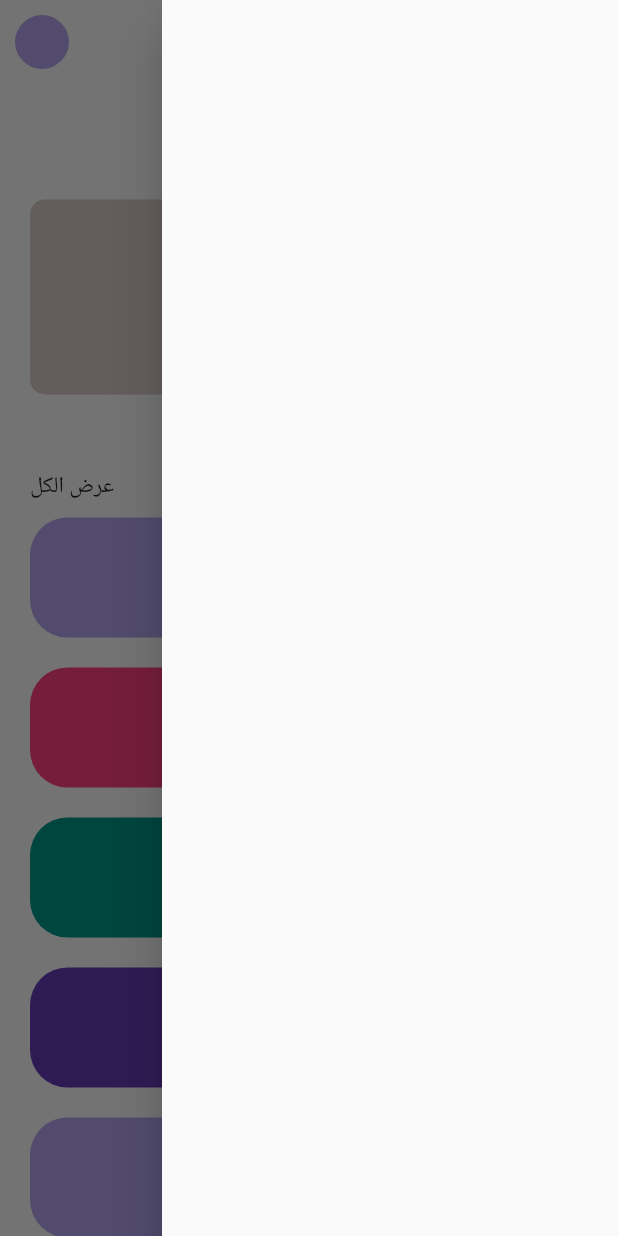
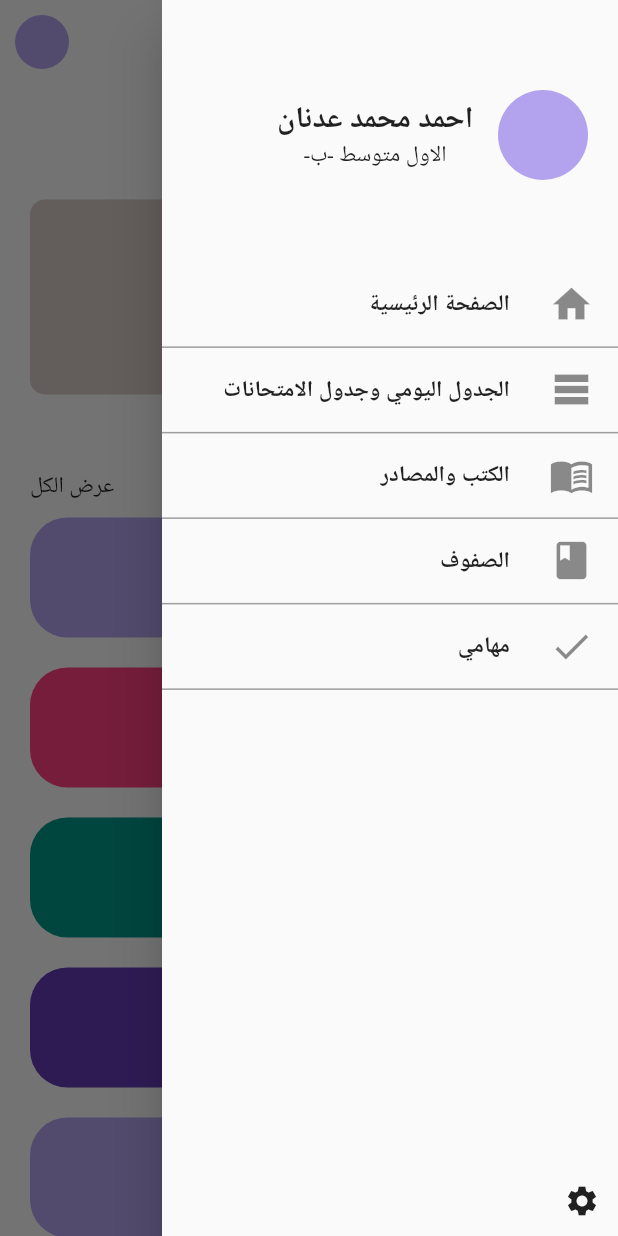
Before and after one commit to ShahadJawad/School-Management-System-Fluter, a Flutter app: the Home screen opened directly, with the side drawer open, on a phone screen of 412 x 824 dp. Run offline on Flutter 3.47's test engine with Material 2 defaults, Android fonts, the phone set to English and light mode, and no system bars; our stand-ins replace animated_text_kit.

Commit message:
home_drawer

```diff
--- a/lib/pagess/Home_page.dart
+++ b/lib/pagess/Home_page.dart
@@ -1,6 +1,7 @@
 import 'package:flutter/material.dart';
 import 'package:grad_projct/constant.dart';
 import 'package:grad_projct/lists/colorList.dart';
+import 'package:grad_projct/widgets/homeDrawer.dart';
 
 
 class Home extends StatefulWidget {
@@ -32,7 +33,9 @@ class _HomeState extends State<Home> {
          backgroundColor: Colors.white10,
          elevation: 0,
       ),
-      drawer: const Drawer(),
+      drawer: const Drawer(
+        child: HomeDrawer(),
+      ),
       body: Padding(
         padding: EdgeInsets.symmetric(horizontal: 10),
           child:Column(
--- /dev/null
+++ b/lib/widgets/homeDrawer.dart
@@ -0,0 +1,124 @@
+import 'package:flutter/material.dart';
+import 'package:grad_projct/lists/colorList.dart';
+import 'package:grad_projct/constant.dart';
+
+class HomeDrawer extends StatelessWidget {
+  const HomeDrawer({super.key});
+
+  @override
+  Widget build(BuildContext context) {
+    return Column(
+      children: [
+        Padding(
+          padding: const EdgeInsets.fromLTRB(10, 60, 20, 0),
+          child: Row(
+            children: [
+              CircleAvatar(
+                radius: 30,
+                backgroundColor: KColor,
+              ),
+              SizedBox(
+                width: MediaQuery.of(context).size.width / 25,
+              ),
+              Column(
+                children: const [
+                  Text(
+                    'احمد محمد عدنان',
+                    style: TextStyle(
+                      fontSize: 20,
+                      fontWeight: FontWeight.bold,
+                    ),
+                  ),
+                  Text(
+                    'الاول متوسط -ب-',
+                    style: TextStyle(
+                      fontSize: 15,
+                    ),
+                  ),
+                ],
+              ),
+            ],
+          ),
+        ),
+        SizedBox(
+          height: MediaQuery.of(context).size.height / 15,
+        ),
+        ListTile(
+          onTap: () {},
+          leading: const Icon(
+            Icons.home,
+            size: 30,
+          ),
+          title: Text('الصفحة الرئيسية'),
+        ),
+        Container(
+          width: double.infinity,
+          height: 1,
+          color: Color.fromARGB(255, 158, 158, 158),
+        ),
+        ListTile(
+          onTap: () {},
+          leading: const Icon(
+            Icons.table_rows_sharp,
+            size: 30,
+          ),
+          title: Text('الجدول اليومي وجدول الامتحانات'),
+        ),
+        Container(
+          width: double.infinity,
+          height: 1,
+          color: Color.fromARGB(255, 158, 158, 158),
+        ),
+        ListTile(
+          onTap: () {},
+          leading: const Icon(
+            Icons.menu_book_sharp,
+            size: 30,
+          ),
+          title: Text('الكتب والمصادر'),
+        ),
+        Container(
+          width: double.infinity,
+          height: 1,
+          color: Color.fromARGB(255, 158, 158, 158),
+        ),
+        ListTile(
+          onTap: () {},
+          leading: const Icon(
+            Icons.class_,
+            size: 30,
+          ),
+          title: Text('الصفوف'),
+        ),
+        Container(
+          width: double.infinity,
+          height: 1,
+          color: Color.fromARGB(255, 158, 158, 158),
+        ),
+        ListTile(
+          onTap: () {},
+          leading: const Icon(
+            Icons.done,
+            size: 30,
+          ),
+          title: Text('مهامي'),
+        ),
+        Container(
+          width: double.infinity,
+          height: 1,
+          color: Color.fromARGB(255, 158, 158, 158),
+        ),
+        SizedBox(
+          height: MediaQuery.of(context).size.height / 2.6,
+        ),
+        Container(
+          alignment: Alignment.topRight,
+          child: IconButton(
+            onPressed: () {},
+            icon: const Icon(Icons.settings),
+          ),
+        ),
+      ],
+    );
+  }
+}
```
Also changed, not shown: pubspec.lock.
